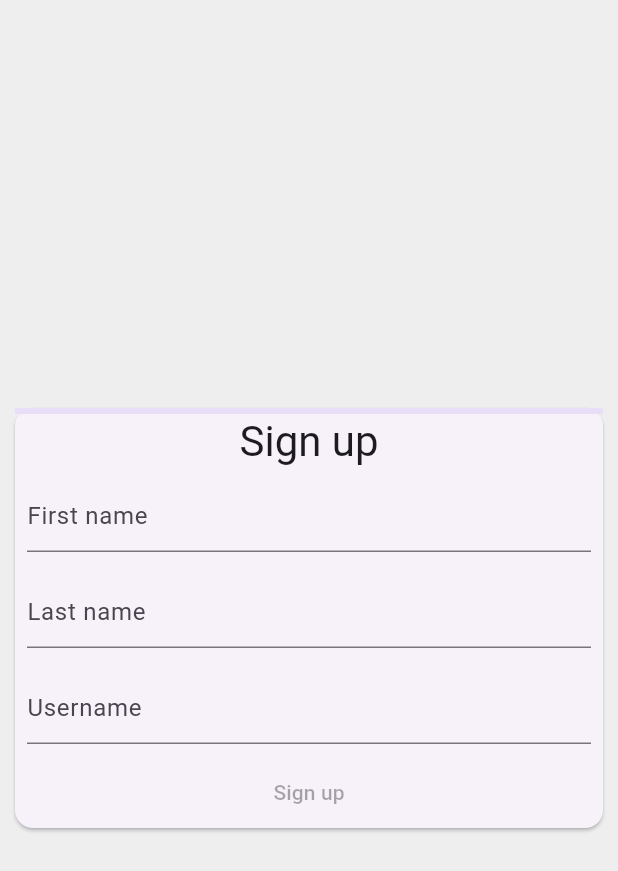
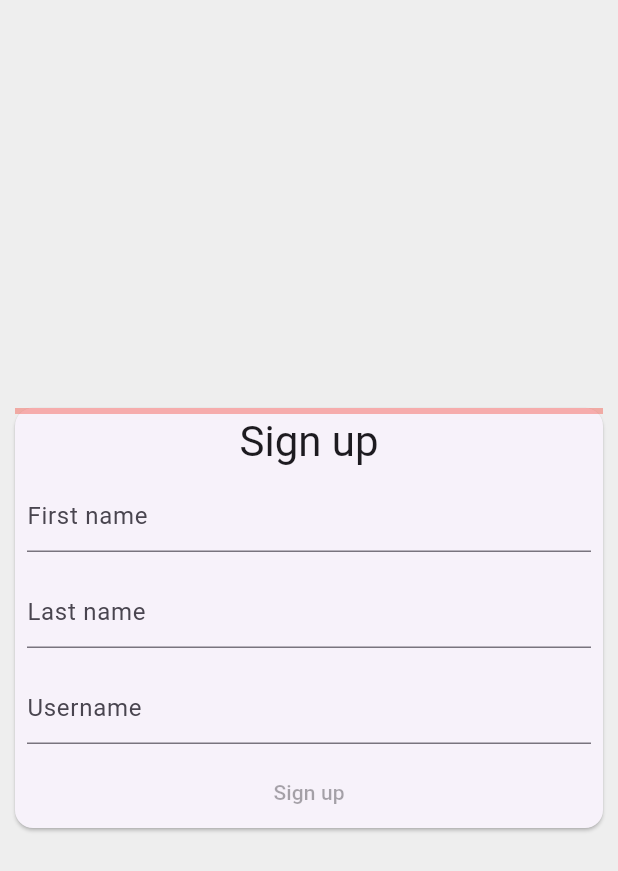
Before and after one commit to MoaazAtik/Sign-Up-App, a Flutter app: the screen it shows after launch, on a phone screen of 412 x 824 dp. Shown: the top 871 px of the screen. Run offline on Flutter 3.47's test engine with Material 3 defaults, Android fonts, the phone set to English and light mode, and no system bars.

Commit message:
Animated sign in progress & Explored Dart/Flutter DevTools and Debugger

```diff
--- a/lib/main.dart
+++ b/lib/main.dart
@@ -69,7 +69,7 @@ class _SignUpFormState extends State<SignUpForm> {
     final controllers = [
       _firstNameTextController,
       _lastNameTextController,
-      _usernameTextController
+      _usernameTextController,
     ];
 
     for (final controller in controllers) {
@@ -90,7 +90,7 @@ class _SignUpFormState extends State<SignUpForm> {
       child: Column(
         mainAxisSize: MainAxisSize.min,
         children: [
-          LinearProgressIndicator(value: _formProgress),
+          AnimatedProgressIndicator(value: _formProgress),
           Text('Sign up', style: Theme.of(context).textTheme.headlineMedium),
           Padding(
             padding: const EdgeInsets.all(8),
@@ -134,3 +134,66 @@ class _SignUpFormState extends State<SignUpForm> {
     );
   }
 }
+
+class AnimatedProgressIndicator extends StatefulWidget {
+  final double value;
+
+  AnimatedProgressIndicator({required this.value});
+
+  @override
+  State<StatefulWidget> createState() {
+    return _AnimatedProgressIndicatorState();
+  }
+}
+
+class _AnimatedProgressIndicatorState extends State<AnimatedProgressIndicator>
+    with SingleTickerProviderStateMixin {
+  late AnimationController _controller;
+  late Animation<Color?> _colorAnimation;
+  late Animation<double> _curveAnimation;
+
+  void initState() {
+    super.initState();
+    _controller = AnimationController(
+      duration: Duration(milliseconds: 1200),
+      vsync: this,
+    );
+
+    final colorTween = TweenSequence([
+      TweenSequenceItem(
+        tween: ColorTween(begin: Colors.red, end: Colors.orange),
+        weight: 1,
+      ),
+      TweenSequenceItem(
+        tween: ColorTween(begin: Colors.orange, end: Colors.yellow),
+        weight: 1,
+      ),
+      TweenSequenceItem(
+        tween: ColorTween(begin: Colors.yellow, end: Colors.green),
+        weight: 1,
+      ),
+    ]);
+
+    _colorAnimation = _controller.drive(colorTween);
+    _curveAnimation = _controller.drive(CurveTween(curve: Curves.easeIn));
+  }
+
+  @override
+  void didUpdateWidget(oldWidget) {
+    super.didUpdateWidget(oldWidget);
+    _controller.animateTo(widget.value);
+  }
+
+  @override
+  Widget build(BuildContext context) {
+    return AnimatedBuilder(
+      animation: _controller,
+      builder:
+          (context, child) => LinearProgressIndicator(
+            value: _curveAnimation.value,
+            valueColor: _colorAnimation,
+            backgroundColor: _colorAnimation.value?.withOpacity(0.4),
+          ),
+    );
+  }
+}
```
